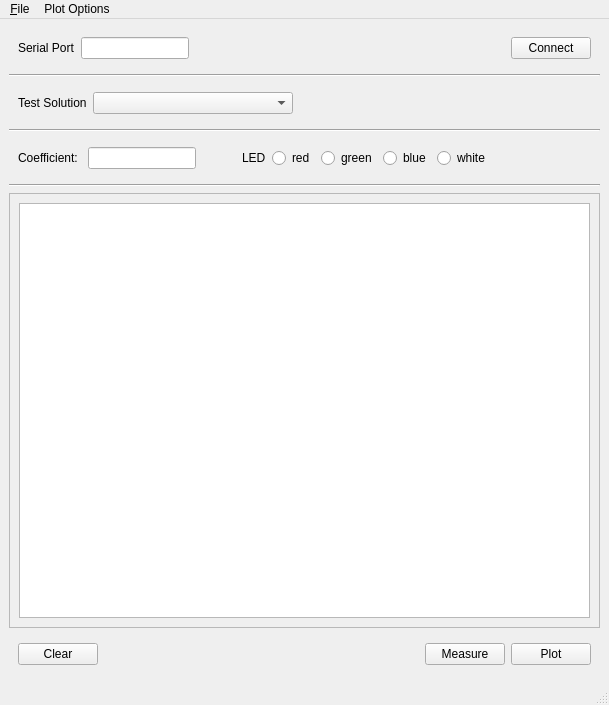
Above: python/Colorimeter/colorimeter_measurement_gui/colorimeter_measurement.ui from iorodeo/colorimeter before the change. Below: the same form after it.
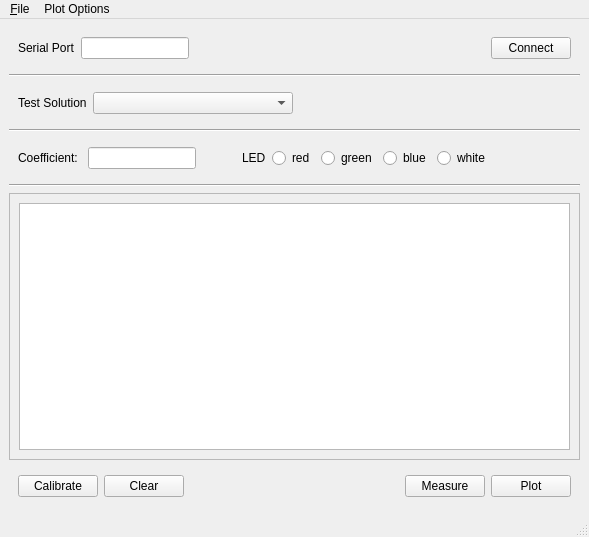
That is the form after the change.

```diff
--- a/python/Colorimeter/colorimeter_measurement_gui/colorimeter_measurement.ui
+++ b/python/Colorimeter/colorimeter_measurement_gui/colorimeter_measurement.ui
@@ -6,8 +6,8 @@
    <rect>
     <x>0</x>
     <y>0</y>
-    <width>609</width>
-    <height>705</height>
+    <width>589</width>
+    <height>537</height>
    </rect>
   </property>
   <property name="windowTitle">
@@ -287,6 +287,13 @@
        </size>
       </property>
       <layout class="QHBoxLayout" name="horizontalLayout_3">
+       <item>
+        <widget class="QPushButton" name="calibratePushButton">
+         <property name="text">
+          <string>Calibrate</string>
+         </property>
+        </widget>
+       </item>
        <item>
         <widget class="QPushButton" name="clearPushButton">
          <property name="text">
@@ -331,7 +338,7 @@
     <rect>
      <x>0</x>
      <y>0</y>
-     <width>609</width>
+     <width>589</width>
      <height>23</height>
     </rect>
    </property>
```
Left out of the diff: 11 changed lines with no effect on the pictures.
